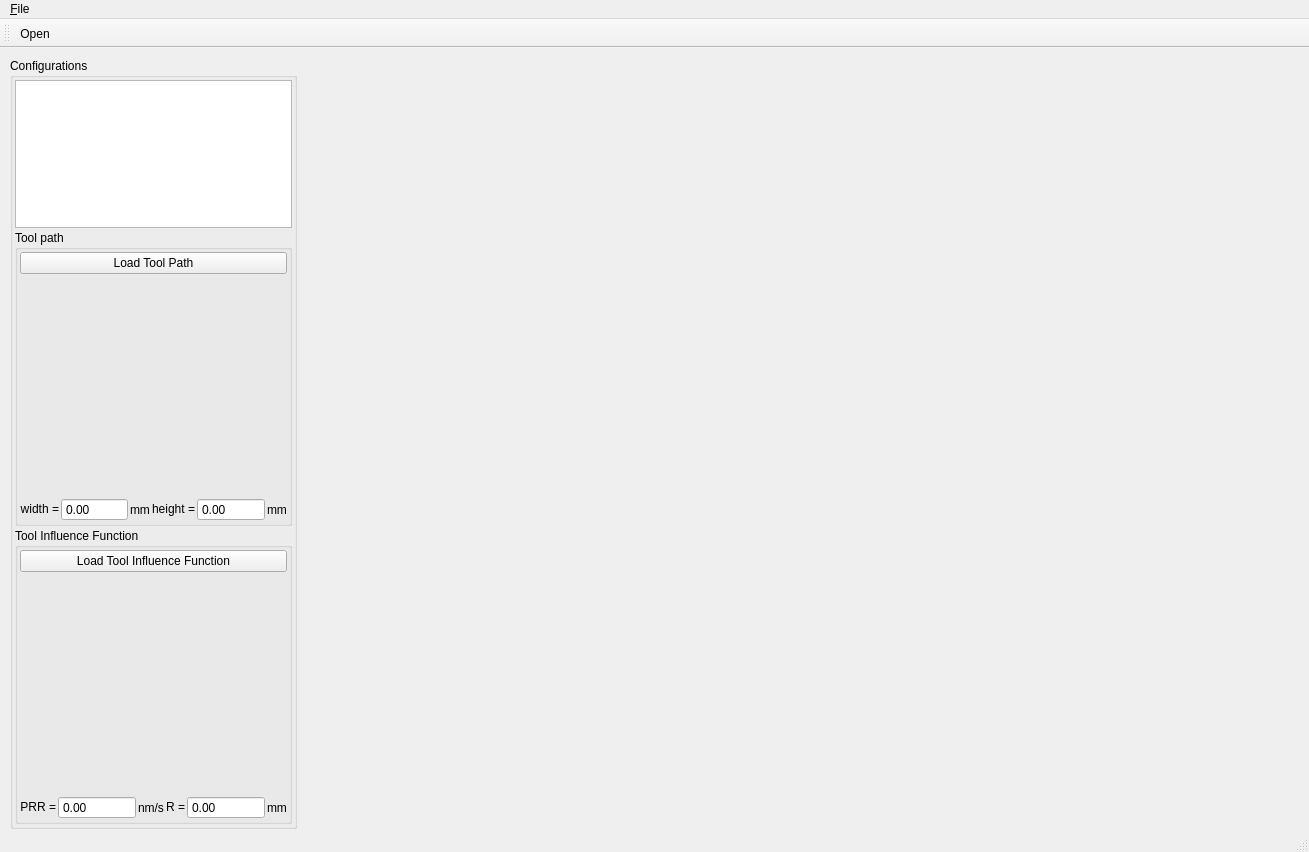
Above: cpp/pvtapp/pvtapp.ui from TWANG006/pvt-scheduler before the change. Below: the same form after it.
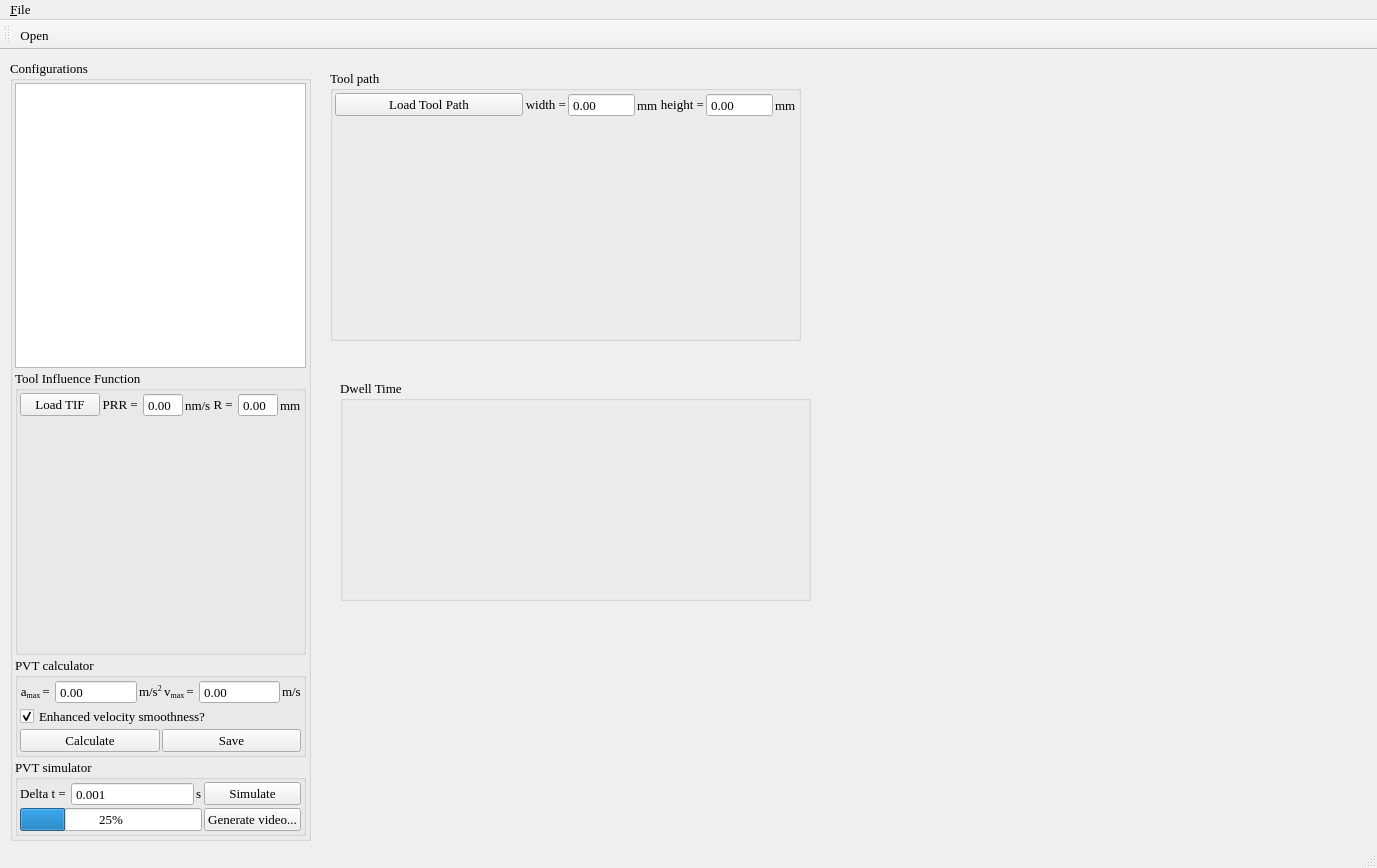
That is the form after the change. Icons and pictures are not drawn. Custom widgets are drawn as their Qt base class.

Diff of the .ui file:
```diff
--- a/cpp/pvtapp/pvtapp.ui
+++ b/cpp/pvtapp/pvtapp.ui
@@ -6,8 +6,8 @@
    <rect>
     <x>0</x>
     <y>0</y>
-    <width>1309</width>
-    <height>852</height>
+    <width>1377</width>
+    <height>868</height>
    </rect>
   </property>
   <property name="windowTitle">
@@ -19,14 +19,20 @@
      <rect>
       <x>10</x>
       <y>10</y>
-      <width>287</width>
-      <height>771</height>
+      <width>301</width>
+      <height>781</height>
      </rect>
     </property>
+    <property name="font">
+     <font>
+      <family>Times New Roman</family>
+      <pointsize>10</pointsize>
+     </font>
+    </property>
     <property name="title">
      <string>Configurations</string>
     </property>
-    <layout class="QGridLayout" name="config_gridLayout" rowstretch="1,2,2,0">
+    <layout class="QGridLayout" name="config_gridLayout" rowstretch="1,1,0,0">
      <property name="leftMargin">
       <number>2</number>
      </property>
@@ -44,17 +50,29 @@
      </property>
      <item row="0" column="0">
       <widget class="QTreeWidget" name="h5_treeWidget">
+       <property name="font">
+        <font>
+         <family>Times New Roman</family>
+         <pointsize>10</pointsize>
+        </font>
+       </property>
        <property name="columnCount">
         <number>0</number>
        </property>
       </widget>
      </item>
-     <item row="2" column="0">
+     <item row="1" column="0">
       <widget class="QGroupBox" name="tif_groupBox">
+       <property name="font">
+        <font>
+         <family>Times New Roman</family>
+         <pointsize>10</pointsize>
+        </font>
+       </property>
        <property name="title">
         <string>Tool Influence Function</string>
        </property>
-       <layout class="QGridLayout" name="gridLayout" rowstretch="0,1,0">
+       <layout class="QGridLayout" name="gridLayout" rowstretch="0,1,0" columnstretch="0,1">
         <property name="leftMargin">
          <number>2</number>
         </property>
@@ -72,23 +90,32 @@
         </property>
         <item row="0" column="0">
          <widget class="QPushButton" name="load_tif_button">
+          <property name="font">
+           <font>
+            <family>Times New Roman</family>
+            <pointsize>10</pointsize>
+           </font>
+          </property>
           <property name="text">
-           <string>Load Tool Influence Function</string>
+           <string>Load TIF</string>
           </property>
          </widget>
         </item>
-        <item row="1" column="0">
-         <widget class="QCustomPlot" name="tif_plot" native="true"/>
-        </item>
-        <item row="2" column="0">
+        <item row="0" column="1">
          <layout class="QGridLayout" name="tif_param_gridLayout" columnstretch="0,1,0,0,1,0">
           <property name="spacing">
            <number>2</number>
           </property>
           <item row="0" column="0">
            <widget class="QLabel" name="prr_label">
+            <property name="font">
+             <font>
+              <family>Times New Roman</family>
+              <pointsize>10</pointsize>
+             </font>
+            </property>
             <property name="text">
-             <string>&lt;html&gt;&lt;head/&gt;&lt;body&gt;&lt;p align=&quot;right&quot;&gt;PRR =&lt;/p&gt;&lt;/body&gt;&lt;/html&gt;</string>
+             <string>&lt;html&gt;&lt;head/&gt;&lt;body&gt;&lt;p align=&quot;right&quot;&gt;PRR = &lt;/p&gt;&lt;/body&gt;&lt;/html&gt;</string>
             </property>
            </widget>
           </item>
@@ -97,6 +124,12 @@
             <property name="enabled">
              <bool>true</bool>
             </property>
+            <property name="font">
+             <font>
+              <family>Times New Roman</family>
+              <pointsize>10</pointsize>
+             </font>
+            </property>
             <property name="readOnly">
              <bool>true</bool>
             </property>
@@ -113,6 +146,12 @@
           </item>
           <item row="0" column="2">
            <widget class="QLabel" name="prr_unit_label">
+            <property name="font">
+             <font>
+              <family>Times New Roman</family>
+              <pointsize>10</pointsize>
+             </font>
+            </property>
             <property name="text">
              <string>nm/s</string>
             </property>
@@ -120,8 +159,14 @@
           </item>
           <item row="0" column="3">
            <widget class="QLabel" name="r_label">
+            <property name="font">
+             <font>
+              <family>Times New Roman</family>
+              <pointsize>10</pointsize>
+             </font>
+            </property>
             <property name="text">
-             <string>&lt;html&gt;&lt;head/&gt;&lt;body&gt;&lt;p align=&quot;right&quot;&gt;R =&lt;/p&gt;&lt;/body&gt;&lt;/html&gt;</string>
+             <string>&lt;html&gt;&lt;head/&gt;&lt;body&gt;&lt;p align=&quot;right&quot;&gt;R = &lt;/p&gt;&lt;/body&gt;&lt;/html&gt;</string>
             </property>
            </widget>
           </item>
@@ -130,6 +175,12 @@
             <property name="enabled">
              <bool>true</bool>
             </property>
+            <property name="font">
+             <font>
+              <family>Times New Roman</family>
+              <pointsize>10</pointsize>
+             </font>
+            </property>
             <property name="readOnly">
              <bool>true</bool>
             </property>
@@ -146,6 +197,12 @@
           </item>
           <item row="0" column="5">
            <widget class="QLabel" name="r_unit_label">
+            <property name="font">
+             <font>
+              <family>Times New Roman</family>
+              <pointsize>10</pointsize>
+             </font>
+            </property>
             <property name="text">
              <string>mm</string>
             </property>
@@ -153,15 +210,31 @@
           </item>
          </layout>
         </item>
+        <item row="1" column="0" colspan="2">
+         <widget class="QCustomPlot" name="tif_plot" native="true">
+          <property name="font">
+           <font>
+            <family>Times New Roman</family>
+            <pointsize>10</pointsize>
+           </font>
+          </property>
+         </widget>
+        </item>
        </layout>
       </widget>
      </item>
-     <item row="1" column="0">
-      <widget class="QGroupBox" name="tool_path_groupBox">
+     <item row="2" column="0">
+      <widget class="QGroupBox" name="pvt_calc_groupBox">
+       <property name="font">
+        <font>
+         <family>Times New Roman</family>
+         <pointsize>10</pointsize>
+        </font>
+       </property>
        <property name="title">
-        <string>Tool path</string>
+        <string>PVT calculator</string>
        </property>
-       <layout class="QGridLayout" name="tool_path_gridLayout" rowstretch="0,1,0">
+       <layout class="QGridLayout" name="pvt_calc_gridLayout">
         <property name="leftMargin">
          <number>2</number>
         </property>
@@ -178,103 +251,486 @@
          <number>2</number>
         </property>
         <item row="0" column="0">
-         <widget class="QPushButton" name="load_path_button">
-          <property name="text">
-           <string>Load Tool Path</string>
+         <layout class="QHBoxLayout" name="pvt_calc_horizontalLayout" stretch="0,1,0,0,1,0">
+          <property name="spacing">
+           <number>2</number>
           </property>
-         </widget>
+          <item>
+           <widget class="QLabel" name="amax_label">
+            <property name="font">
+             <font>
+              <family>Times New Roman</family>
+              <pointsize>10</pointsize>
+             </font>
+            </property>
+            <property name="text">
+             <string>&lt;html&gt;&lt;head/&gt;&lt;body&gt;&lt;p align=&quot;right&quot;&gt;a&lt;span style=&quot; vertical-align:sub;&quot;&gt;max &lt;/span&gt;= &lt;/p&gt;&lt;/body&gt;&lt;/html&gt;</string>
+            </property>
+           </widget>
+          </item>
+          <item>
+           <widget class="QDoubleSpinBox" name="amax_value_box">
+            <property name="enabled">
+             <bool>true</bool>
+            </property>
+            <property name="font">
+             <font>
+              <family>Times New Roman</family>
+              <pointsize>10</pointsize>
+             </font>
+            </property>
+            <property name="readOnly">
+             <bool>true</bool>
+            </property>
+            <property name="buttonSymbols">
+             <enum>QAbstractSpinBox::NoButtons</enum>
+            </property>
+            <property name="maximum">
+             <double>999999.000000000000000</double>
+            </property>
+            <property name="singleStep">
+             <double>0.010000000000000</double>
+            </property>
+           </widget>
+          </item>
+          <item>
+           <widget class="QLabel" name="amax_unit_label">
+            <property name="font">
+             <font>
+              <family>Times New Roman</family>
+              <pointsize>10</pointsize>
+             </font>
+            </property>
+            <property name="text">
+             <string>&lt;html&gt;&lt;head/&gt;&lt;body&gt;&lt;p&gt;m/s&lt;span style=&quot; vertical-align:super;&quot;&gt;2&lt;/span&gt;&lt;/p&gt;&lt;/body&gt;&lt;/html&gt;</string>
+            </property>
+           </widget>
+          </item>
+          <item>
+           <widget class="QLabel" name="vmax_label">
+            <property name="font">
+             <font>
+              <family>Times New Roman</family>
+              <pointsize>10</pointsize>
+             </font>
+            </property>
+            <property name="text">
+             <string>&lt;html&gt;&lt;head/&gt;&lt;body&gt;&lt;p align=&quot;right&quot;&gt;v&lt;span style=&quot; vertical-align:sub;&quot;&gt;max &lt;/span&gt;= &lt;/p&gt;&lt;/body&gt;&lt;/html&gt;</string>
+            </property>
+           </widget>
+          </item>
+          <item>
+           <widget class="QDoubleSpinBox" name="vmax_value_box">
+            <property name="enabled">
+             <bool>true</bool>
+            </property>
+            <property name="font">
+             <font>
+              <family>Times New Roman</family>
+              <pointsize>10</pointsize>
+             </font>
+            </property>
+            <property name="readOnly">
+             <bool>true</bool>
+            </property>
+            <property name="buttonSymbols">
+             <enum>QAbstractSpinBox::NoButtons</enum>
+            </property>
+            <property name="maximum">
+             <double>999999.000000000000000</double>
+            </property>
+            <property name="singleStep">
+             <double>0.010000000000000</double>
+            </property>
+           </widget>
+          </item>
+          <item>
+           <widget class="QLabel" name="vmax_unit_label">
+            <property name="font">
+             <font>
+              <family>Times New Roman</family>
+              <pointsize>10</pointsize>
+             </font>
+            </property>
+            <property name="text">
+             <string>&lt;html&gt;&lt;head/&gt;&lt;body&gt;&lt;p&gt;m/s&lt;/p&gt;&lt;/body&gt;&lt;/html&gt;</string>
+            </property>
+           </widget>
+          </item>
+         </layout>
         </item>
         <item row="1" column="0">
-         <widget class="QCustomPlot" name="path_plot" native="true"/>
+         <widget class="QCheckBox" name="smooth_v_checkBox">
+          <property name="font">
+           <font>
+            <family>Times New Roman</family>
+            <pointsize>10</pointsize>
+           </font>
+          </property>
+          <property name="text">
+           <string>Enhanced velocity smoothness?</string>
+          </property>
+          <property name="checked">
+           <bool>true</bool>
+          </property>
+         </widget>
         </item>
         <item row="2" column="0">
-         <layout class="QGridLayout" name="gridLayout_2" columnstretch="0,1,0,0,1,0">
+         <layout class="QHBoxLayout" name="pvt_calc_save_horizontalLayout">
           <property name="spacing">
            <number>2</number>
           </property>
-          <item row="0" column="0">
-           <widget class="QLabel" name="path_w_label">
+          <item>
+           <widget class="QPushButton" name="pvt_calc_button">
+            <property name="font">
+             <font>
+              <family>Times New Roman</family>
+              <pointsize>10</pointsize>
+             </font>
+            </property>
             <property name="text">
-             <string>&lt;html&gt;&lt;head/&gt;&lt;body&gt;&lt;p align=&quot;right&quot;&gt;width =&lt;/p&gt;&lt;/body&gt;&lt;/html&gt;</string>
+             <string>Calculate</string>
             </property>
            </widget>
           </item>
-          <item row="0" column="1">
-           <widget class="QDoubleSpinBox" name="path_w_value_box">
-            <property name="enabled">
-             <bool>true</bool>
+          <item>
+           <widget class="QPushButton" name="pvt_calc_save_button">
+            <property name="font">
+             <font>
+              <family>Times New Roman</family>
+              <pointsize>10</pointsize>
+             </font>
             </property>
-            <property name="readOnly">
-             <bool>true</bool>
-            </property>
-            <property name="buttonSymbols">
-             <enum>QAbstractSpinBox::NoButtons</enum>
-            </property>
-            <property name="maximum">
-             <double>999999.000000000000000</double>
-            </property>
-            <property name="singleStep">
-             <double>0.010000000000000</double>
-            </property>
-           </widget>
-          </item>
-          <item row="0" column="2">
-           <widget class="QLabel" name="path_w_unit_label">
             <property name="text">
-             <string>mm</string>
+             <string>Save</string>
             </property>
            </widget>
           </item>
-          <item row="0" column="3">
-           <widget class="QLabel" name="path_h_label">
+         </layout>
+        </item>
+       </layout>
+      </widget>
+     </item>
+     <item row="3" column="0">
+      <widget class="QGroupBox" name="pvt_sim_groupBox">
+       <property name="font">
+        <font>
+         <family>Times New Roman</family>
+         <pointsize>10</pointsize>
+        </font>
+       </property>
+       <property name="title">
+        <string>PVT simulator</string>
+       </property>
+       <layout class="QGridLayout" name="pvt_sim_gridLayout">
+        <property name="leftMargin">
+         <number>2</number>
+        </property>
+        <property name="topMargin">
+         <number>2</number>
+        </property>
+        <property name="rightMargin">
+         <number>2</number>
+        </property>
+        <property name="bottomMargin">
+         <number>2</number>
+        </property>
+        <property name="spacing">
+         <number>2</number>
+        </property>
+        <item row="0" column="0">
+         <layout class="QHBoxLayout" name="pvt_sim_horizontalLayout" stretch="0,1,0">
+          <property name="spacing">
+           <number>2</number>
+          </property>
+          <item>
+           <widget class="QLabel" name="dt_label">
             <property name="text">
-             <string>&lt;html&gt;&lt;head/&gt;&lt;body&gt;&lt;p align=&quot;right&quot;&gt;height =&lt;/p&gt;&lt;/body&gt;&lt;/html&gt;</string>
+             <string>&lt;html&gt;&lt;head/&gt;&lt;body&gt;&lt;p align=&quot;right&quot;&gt;Delta t = &lt;/p&gt;&lt;/body&gt;&lt;/html&gt;</string>
             </property>
            </widget>
           </item>
-          <item row="0" column="4">
-           <widget class="QDoubleSpinBox" name="path_h_value_box">
+          <item>
+           <widget class="QDoubleSpinBox" name="dt_value_box">
             <property name="enabled">
              <bool>true</bool>
             </property>
+            <property name="font">
+             <font>
+              <family>Times New Roman</family>
+              <pointsize>10</pointsize>
+             </font>
+            </property>
             <property name="readOnly">
              <bool>true</bool>
             </property>
             <property name="buttonSymbols">
              <enum>QAbstractSpinBox::NoButtons</enum>
             </property>
+            <property name="decimals">
+             <number>3</number>
+            </property>
             <property name="maximum">
-             <double>999999.000000000000000</double>
+             <double>10.000000000000000</double>
             </property>
             <property name="singleStep">
              <double>0.010000000000000</double>
             </property>
+            <property name="value">
+             <double>0.001000000000000</double>
+            </property>
            </widget>
           </item>
-          <item row="0" column="5">
-           <widget class="QLabel" name="path_h_unit_label">
+          <item>
+           <widget class="QLabel" name="dt_unit_label">
             <property name="text">
-             <string>mm</string>
+             <string>&lt;html&gt;&lt;head/&gt;&lt;body&gt;&lt;p&gt;s&lt;/p&gt;&lt;/body&gt;&lt;/html&gt;</string>
             </property>
            </widget>
           </item>
          </layout>
         </item>
+        <item row="0" column="1">
+         <widget class="QPushButton" name="pvt_sim_button">
+          <property name="font">
+           <font>
+            <family>Times New Roman</family>
+            <pointsize>10</pointsize>
+           </font>
+          </property>
+          <property name="text">
+           <string>Simulate</string>
+          </property>
+         </widget>
+        </item>
+        <item row="1" column="0">
+         <widget class="QProgressBar" name="video_progressBar">
+          <property name="value">
+           <number>25</number>
+          </property>
+         </widget>
+        </item>
+        <item row="1" column="1">
+         <widget class="QPushButton" name="pvt_vid_button">
+          <property name="font">
+           <font>
+            <family>Times New Roman</family>
+            <pointsize>10</pointsize>
+           </font>
+          </property>
+          <property name="text">
+           <string>Generate video...</string>
+          </property>
+         </widget>
+        </item>
        </layout>
       </widget>
      </item>
     </layout>
    </widget>
+   <widget class="QGroupBox" name="dwell_time_groupBox">
+    <property name="geometry">
+     <rect>
+      <x>340</x>
+      <y>330</y>
+      <width>471</width>
+      <height>221</height>
+     </rect>
+    </property>
+    <property name="font">
+     <font>
+      <family>Times New Roman</family>
+      <pointsize>10</pointsize>
+     </font>
+    </property>
+    <property name="title">
+     <string>Dwell Time</string>
+    </property>
+   </widget>
+   <widget class="QGroupBox" name="tool_path_groupBox">
+    <property name="geometry">
+     <rect>
+      <x>330</x>
+      <y>20</y>
+      <width>471</width>
+      <height>271</height>
+     </rect>
+    </property>
+    <property name="font">
+     <font>
+      <family>Times New Roman</family>
+      <pointsize>10</pointsize>
+     </font>
+    </property>
+    <property name="title">
+     <string>Tool path</string>
+    </property>
+    <layout class="QGridLayout" name="tool_path_gridLayout" rowstretch="0,1,0" columnstretch="1,1">
+     <property name="leftMargin">
+      <number>2</number>
+     </property>
+     <property name="topMargin">
+      <number>2</number>
+     </property>
+     <property name="rightMargin">
+      <number>2</number>
+     </property>
+     <property name="bottomMargin">
+      <number>2</number>
+     </property>
+     <property name="spacing">
+      <number>2</number>
+     </property>
+     <item row="0" column="0">
+      <widget class="QPushButton" name="load_path_button">
+       <property name="font">
+        <font>
+         <family>Times New Roman</family>
+         <pointsize>10</pointsize>
+        </font>
+       </property>
+       <property name="text">
+        <string>Load Tool Path</string>
+       </property>
+      </widget>
+     </item>
+     <item row="0" column="1">
+      <layout class="QGridLayout" name="path_gridLayout" columnstretch="0,1,0,0,1,0">
+       <property name="spacing">
+        <number>2</number>
+       </property>
+       <item row="0" column="0">
+        <widget class="QLabel" name="path_w_label">
+         <property name="font">
+          <font>
+           <family>Times New Roman</family>
+           <pointsize>10</pointsize>
+          </font>
+         </property>
+         <property name="text">
+          <string>&lt;html&gt;&lt;head/&gt;&lt;body&gt;&lt;p align=&quot;right&quot;&gt;width =&lt;/p&gt;&lt;/body&gt;&lt;/html&gt;</string>
+         </property>
+        </widget>
+       </item>
+       <item row="0" column="1">
+        <widget class="QDoubleSpinBox" name="path_w_value_box">
+         <property name="enabled">
+          <bool>true</bool>
+         </property>
+         <property name="font">
+          <font>
+           <family>Times New Roman</family>
+           <pointsize>10</pointsize>
+          </font>
+         </property>
+         <property name="readOnly">
+          <bool>true</bool>
+         </property>
+         <property name="buttonSymbols">
+          <enum>QAbstractSpinBox::NoButtons</enum>
+         </property>
+         <property name="maximum">
+          <double>999999.000000000000000</double>
+         </property>
+         <property name="singleStep">
+          <double>0.010000000000000</double>
+         </property>
+        </widget>
+       </item>
+       <item row="0" column="2">
+        <widget class="QLabel" name="path_w_unit_label">
+         <property name="font">
+          <font>
+           <family>Times New Roman</family>
+           <pointsize>10</pointsize>
+          </font>
+         </property>
+         <property name="text">
+          <string>mm</string>
+         </property>
+        </widget>
+       </item>
+       <item row="0" column="3">
+        <widget class="QLabel" name="path_h_label">
+         <property name="font">
+          <font>
+           <family>Times New Roman</family>
+           <pointsize>10</pointsize>
+          </font>
+         </property>
+         <property name="text">
+          <string>&lt;html&gt;&lt;head/&gt;&lt;body&gt;&lt;p align=&quot;right&quot;&gt;height =&lt;/p&gt;&lt;/body&gt;&lt;/html&gt;</string>
+         </property>
+        </widget>
+       </item>
+       <item row="0" column="4">
+        <widget class="QDoubleSpinBox" name="path_h_value_box">
+         <property name="enabled">
+          <bool>true</bool>
+         </property>
+         <property name="font">
+          <font>
+           <family>Times New Roman</family>
+           <pointsize>10</pointsize>
+          </font>
+         </property>
+         <property name="readOnly">
+          <bool>true</bool>
+         </property>
+         <property name="buttonSymbols">
+          <enum>QAbstractSpinBox::NoButtons</enum>
+         </property>
+         <property name="maximum">
+          <double>999999.000000000000000</double>
+         </property>
+         <property name="singleStep">
+          <double>0.010000000000000</double>
+         </property>
+        </widget>
+       </item>
+       <item row="0" column="5">
+        <widget class="QLabel" name="path_h_unit_label">
+         <property name="font">
+          <font>
+           <family>Times New Roman</family>
+           <pointsize>10</pointsize>
+          </font>
+         </property>
+         <property name="text">
+          <string>mm</string>
+         </property>
+        </widget>
+       </item>
+      </layout>
+     </item>
+     <item row="1" column="0" colspan="2">
+      <widget class="QCustomPlot" name="path_plot" native="true">
+       <property name="font">
+        <font>
+         <family>Times New Roman</family>
+         <pointsize>10</pointsize>
+        </font>
+       </property>
+      </widget>
+     </item>
+    </layout>
+   </widget>
   </widget>
   <widget class="QMenuBar" name="menuBar">
    <property name="geometry">
     <rect>
      <x>0</x>
      <y>0</y>
-     <width>1309</width>
-     <height>22</height>
+     <width>1377</width>
+     <height>21</height>
     </rect>
    </property>
+   <property name="font">
+    <font>
+     <family>Times New Roman</family>
+     <pointsize>10</pointsize>
+    </font>
+   </property>
    <widget class="QMenu" name="menu_File">
     <property name="title">
      <string>&amp;File</string>
@@ -284,6 +740,12 @@
    <addaction name="menu_File"/>
   </widget>
   <widget class="QToolBar" name="mainToolBar">
+   <property name="font">
+    <font>
+     <family>Terminal</family>
+     <pointsize>10</pointsize>
+    </font>
+   </property>
    <attribute name="toolBarArea">
     <enum>TopToolBarArea</enum>
    </attribute>
@@ -292,7 +754,14 @@
    </attribute>
    <addaction name="action_Open"/>
   </widget>
-  <widget class="QStatusBar" name="statusBar"/>
+  <widget class="QStatusBar" name="statusBar">
+   <property name="font">
+    <font>
+     <family>Times New Roman</family>
+     <pointsize>10</pointsize>
+    </font>
+   </property>
+  </widget>
   <action name="action_Open">
    <property name="icon">
     <iconset resource="pvtapp.qrc">
@@ -304,6 +773,12 @@
    <property name="toolTip">
     <string>Open File</string>
    </property>
+   <property name="font">
+    <font>
+     <family>Times New Roman</family>
+     <pointsize>10</pointsize>
+    </font>
+   </property>
   </action>
  </widget>
  <layoutdefault spacing="6" margin="11"/>
```
Left out of the diff: 2 changed lines with no effect on the pictures.
